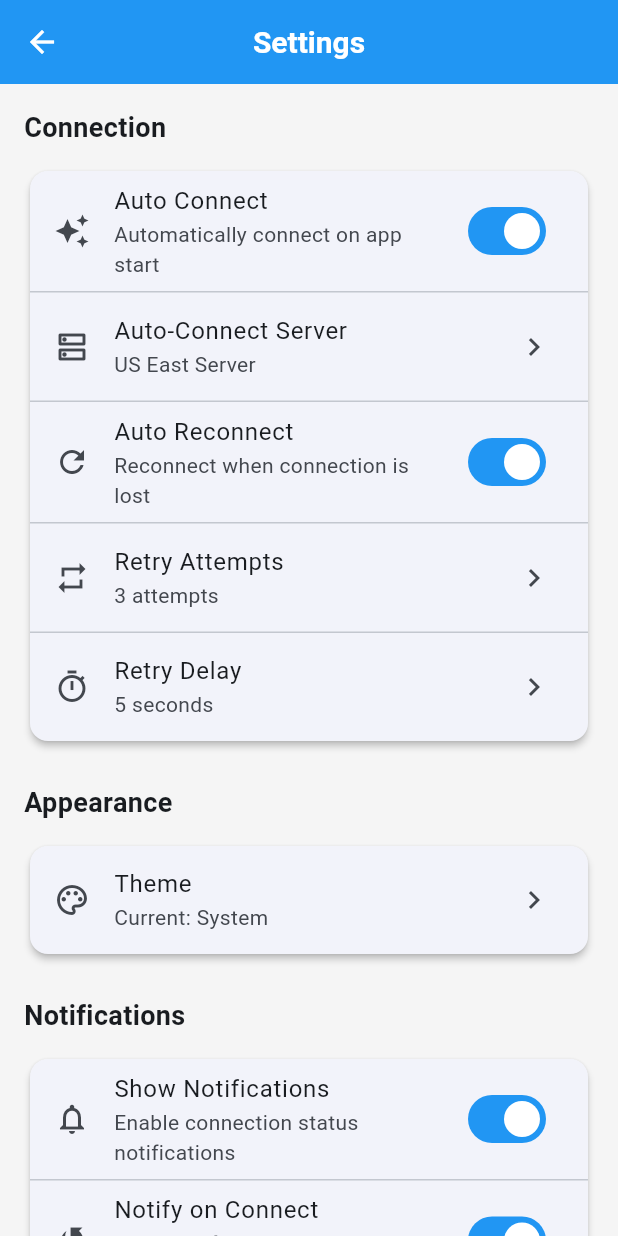
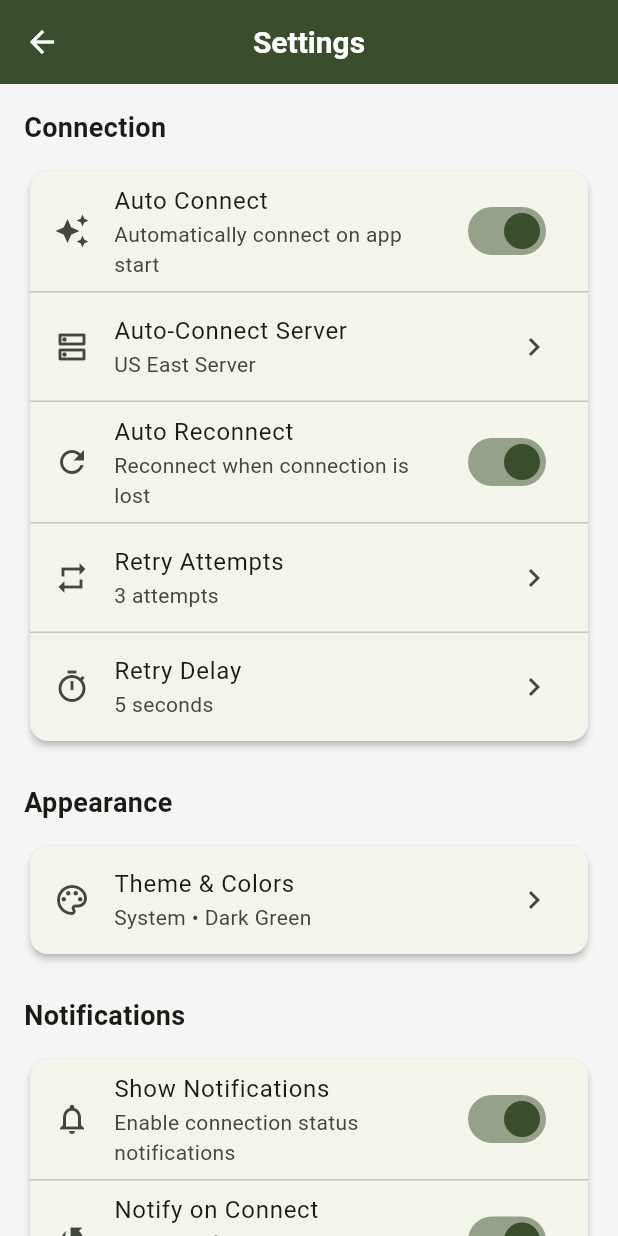
Before and after one commit to Ashrafty/tunnel-max, a Flutter app: the SettingsScreen screen opened directly, after a tap on "Auto Connect", on a phone screen of 412 x 824 dp. Run offline on Flutter 3.47's test engine with Material 3 defaults, Android fonts, the phone set to English and light mode, and no system bars; our stand-ins replace connectivity_plus, file_picker, fl_chart, flutter_riverpod, flutter_secure_storage, logger and 1 more; accounts and stored records are empty.

Commit message:
color options/theme changes

```diff
--- a/lib/models/user_preferences.dart
+++ b/lib/models/user_preferences.dart
@@ -1,5 +1,6 @@
 import 'package:flutter/material.dart';
 import 'package:json_annotation/json_annotation.dart';
+import '../ui/theme/app_theme.dart';
 
 part 'user_preferences.g.dart';
 
@@ -14,6 +15,9 @@
 
   /// Application theme mode
   final AppThemeMode themeMode;
+
+  /// Application theme color
+  final AppThemeColor themeColor;
 
   /// Show notifications for connection status changes
   final bool showNotifications;
@@ -37,6 +41,7 @@
     this.autoConnect = false,
     this.autoReconnect = true,
     this.themeMode = AppThemeMode.system,
+    this.themeColor = AppThemeColor.darkGreen,
     this.showNotifications = true,
     this.notifyOnConnect = true,
     this.notifyOnDisconnect = true,
@@ -50,6 +55,7 @@
     bool? autoConnect,
     bool? autoReconnect,
     AppThemeMode? themeMode,
+    AppThemeColor? themeColor,
     bool? showNotifications,
     bool? notifyOnConnect,
     bool? notifyOnDisconnect,
@@ -61,6 +67,7 @@
       autoConnect: autoConnect ?? this.autoConnect,
       autoReconnect: autoReconnect ?? this.autoReconnect,
       themeMode: themeMode ?? this.themeMode,
+      themeColor: themeColor ?? this.themeColor,
       showNotifications: showNotifications ?? this.showNotifications,
       notifyOnConnect: notifyOnConnect ?? this.notifyOnConnect,
       notifyOnDisconnect: notifyOnDisconnect ?? this.notifyOnDisconnect,
@@ -85,6 +92,7 @@
           autoConnect == other.autoConnect &&
           autoReconnect == other.autoReconnect &&
           themeMode == other.themeMode &&
+          themeColor == other.themeColor &&
           showNotifications == other.showNotifications &&
           notifyOnConnect == other.notifyOnConnect &&
           notifyOnDisconnect == other.notifyOnDisconnect &&
@@ -97,6 +105,7 @@
       autoConnect.hashCode ^
       autoReconnect.hashCode ^
       themeMode.hashCode ^
+      themeColor.hashCode ^
       showNotifications.hashCode ^
       notifyOnConnect.hashCode ^
       notifyOnDisconnect.hashCode ^
@@ -114,6 +123,8 @@
   @JsonValue('system')
   system,
 }
+
+
 
 /// Extension to convert AppThemeMode to Flutter ThemeMode
 extension AppThemeModeExtension on AppThemeMode {
--- a/lib/providers/preferences_provider.dart
+++ b/lib/providers/preferences_provider.dart
@@ -2,6 +2,7 @@
 import 'package:logger/logger.dart';
 import '../models/user_preferences.dart';
 import '../services/preferences_service.dart';
+import '../ui/theme/app_theme.dart';
 
 /// Provider for preferences service
 final preferencesServiceProvider = Provider<PreferencesService>((ref) {
@@ -45,6 +46,11 @@
   /// Updates theme mode setting
   Future<void> updateThemeMode(AppThemeMode themeMode) async {
     await _updatePreference((prefs, value) => prefs.copyWith(themeMode: value), themeMode);
+  }
+
+  /// Updates theme color setting
+  Future<void> updateThemeColor(AppThemeColor themeColor) async {
+    await _updatePreference((prefs, value) => prefs.copyWith(themeColor: value), themeColor);
   }
 
   /// Updates notification settings
--- a/lib/ui/app.dart
+++ b/lib/ui/app.dart
@@ -15,16 +15,16 @@
     return preferencesAsync.when(
       data: (preferences) => MaterialApp(
         title: 'TunnelMax VPN',
-        theme: AppTheme.lightTheme,
-        darkTheme: AppTheme.darkTheme,
+        theme: AppTheme.lightTheme(preferences.themeColor),
+        darkTheme: AppTheme.darkTheme(preferences.themeColor),
         themeMode: preferences.themeMode.toThemeMode,
         home: const MainNavigation(),
         debugShowCheckedModeBanner: false,
       ),
       loading: () => MaterialApp(
         title: 'TunnelMax VPN',
-        theme: AppTheme.lightTheme,
-        darkTheme: AppTheme.darkTheme,
+        theme: AppTheme.defaultLightTheme,
+        darkTheme: AppTheme.defaultDarkTheme,
         themeMode: ThemeMode.system,
         home: const Scaffold(
           body: Center(
@@ -35,8 +35,8 @@
       ),
       error: (error, stackTrace) => MaterialApp(
         title: 'TunnelMax VPN',
-        theme: AppTheme.lightTheme,
-        darkTheme: AppTheme.darkTheme,
+        theme: AppTheme.defaultLightTheme,
+        darkTheme: AppTheme.defaultDarkTheme,
         themeMode: ThemeMode.system,
         home: const MainNavigation(),
         debugShowCheckedModeBanner: false,
--- a/lib/ui/screens/about_screen.dart
+++ b/lib/ui/screens/about_screen.dart
@@ -134,7 +134,7 @@
                   title: const Text('Source Code'),
                   subtitle: const Text('View on GitHub'),
                   trailing: const Icon(Icons.open_in_new),
-                  onTap: () => _launchUrl('https://github.com/example/tunnel-max'),
+                  onTap: () => _launchUrl('https://github.com/Ashrafty/tunnel-max'),
                 ),
                 const Divider(height: 1),
                 ListTile(
@@ -142,14 +142,14 @@
                   title: const Text('Report Issue'),
                   subtitle: const Text('Report bugs or request features'),
                   trailing: const Icon(Icons.open_in_new),
-                  onTap: () => _launchUrl('https://github.com/example/tunnel-max/issues'),
+                  onTap: () => _launchUrl('https://github.com/Ashrafty/tunnel-max/issues'),
                 ),
                 const Divider(height: 1),
                 ListTile(
                   leading: const Icon(Icons.privacy_tip_outlined),
                   title: const Text('Privacy Policy'),
                   trailing: const Icon(Icons.open_in_new),
-                  onTap: () => _launchUrl('https://example.com/privacy'),
+                  onTap: () => _launchUrl('https://github.com/Ashrafty/tunnel-max'),
                 ),
               ],
             ),
--- a/lib/ui/screens/error_logs_screen.dart
+++ b/lib/ui/screens/error_logs_screen.dart
@@ -40,7 +40,7 @@
     return Scaffold(
       appBar: AppBar(
         title: const Text('Error Logs & Diagnostics'),
-        backgroundColor: AppTheme.primaryBlue,
+        backgroundColor: Theme.of(context).colorScheme.primary,
         foregroundColor: Colors.white,
         bottom: TabBar(
           controller: _tabController,
@@ -529,13 +529,13 @@
           Icon(
             Icons.check_circle_outline,
             size: 64,
-            color: AppTheme.accentGreen,
+            color: AppTheme.successGreen,
           ),
           const SizedBox(height: 16),
           Text(
             'No Errors Found',
             style: Theme.of(context).textTheme.titleLarge?.copyWith(
-              color: AppTheme.accentGreen,
+              color: AppTheme.successGreen,
             ),
           ),
           const SizedBox(height: 8),
--- a/lib/ui/screens/statistics_screen.dart
+++ b/lib/ui/screens/statistics_screen.dart
@@ -54,9 +54,6 @@
     return Scaffold(
       appBar: AppBar(
         title: const Text('Statistics'),
-        backgroundColor: AppTheme.primaryBlue,
-        foregroundColor: Colors.white,
-        elevation: 0,
         actions: [
           PopupMenuButton<String>(
             icon: const Icon(Icons.date_range),
@@ -214,7 +211,7 @@
       title,
       style: Theme.of(context).textTheme.titleLarge?.copyWith(
         fontWeight: FontWeight.bold,
-        color: AppTheme.primaryBlue,
+        color: Theme.of(context).colorScheme.primary,
       ),
     );
   }
@@ -253,14 +250,14 @@
               children: [
                 Icon(
                   Icons.wifi,
-                  color: AppTheme.accentGreen,
+                  color: Theme.of(context).colorScheme.secondary,
                   size: 24,
                 ),
                 const SizedBox(width: 8),
                 Text(
                   'Connected',
                   style: Theme.of(context).textTheme.titleMedium?.copyWith(
-                    color: AppTheme.accentGreen,
+                    color: Theme.of(context).colorScheme.secondary,
                     fontWeight: FontWeight.bold,
                   ),
                 ),
@@ -283,7 +280,7 @@
                     icon: Icons.download,
                     label: 'Downloaded',
                     value: stats.formattedBytesReceived,
-                    color: AppTheme.primaryBlue,
+                    color: Theme.of(context).colorScheme.primary,
                   ),
                 ),
                 const SizedBox(width: 16),
@@ -292,7 +289,7 @@
                     icon: Icons.upload,
                     label: 'Uploaded',
                     value: stats.formattedBytesSent,
-                    color: AppTheme.accentGreen,
+                    color: Theme.of(context).colorScheme.secondary,
                   ),
                 ),
               ],
@@ -307,7 +304,7 @@
                     icon: Icons.speed,
                     label: 'Download Speed',
                     value: stats.formattedDownloadSpeed,
-                    color: AppTheme.primaryBlue,
+                    color: Theme.of(context).colorScheme.primary,
                   ),
                 ),
                 const SizedBox(width: 16),
@@ -316,7 +313,7 @@
                     icon: Icons.speed,
                     label: 'Upload Speed',
                     value: stats.formattedUploadSpeed,
-                    color: AppTheme.accentGreen,
+                    color: Theme.of(context).colorScheme.secondary,
                   ),
                 ),
               ],
@@ -340,7 +337,7 @@
                     'Total Data',
                     summary.formattedTotalData,
                     Icons.data_usage,
-                    AppTheme.primaryBlue,
+                    Theme.of(context).colorScheme.primary,
                   ),
                 ),
                 Expanded(
@@ -348,7 +345,7 @@
                     'Connections',
                     '${summary.totalConnections}',
                     Icons.link,
-                    AppTheme.accentGreen,
+                    Theme.of(context).colorScheme.secondary,
                   ),
                 ),
               ],
@@ -363,7 +360,7 @@
                     'Success Rate',
                     '${summary.successRate.toStringAsFixed(1)}%',
                     Icons.check_circle,
-                    summary.successRate > 90 ? AppTheme.accentGreen : Colors.orange,
+                    summary.successRate > 90 ? AppTheme.successGreen : Colors.orange,
                   ),
                 ),
                 Expanded(
@@ -371,7 +368,7 @@
                     'Total Time',
                     _formatDuration(summary.totalConnectionTime),
                     Icons.timer,
-                    AppTheme.primaryBlue,
+                    Theme.of(context).colorScheme.primary,
                   ),
                 ),
               ],
@@ -457,12 +454,12 @@
                         return FlSpot(entry.key.toDouble(), entry.value.totalBytes.toDouble());
                       }).toList(),
                       isCurved: true,
-                      color: AppTheme.primaryBlue,
+                      color: Theme.of(context).colorScheme.primary,
                       barWidth: 3,
                       dotData: const FlDotData(show: false),
                       belowBarData: BarAreaData(
                         show: true,
-                        color: AppTheme.primaryBlue.withOpacity(0.1),
+                        color: Theme.of(context).colorScheme.primary.withOpacity(0.1),
                       ),
                     ),
                   ],
@@ -477,7 +474,7 @@
                   width: 12,
                   height: 12,
                   decoration: BoxDecoration(
-                    color: AppTheme.primaryBlue,
+                    color: Theme.of(context).colorScheme.primary,
                     shape: BoxShape.circle,
                   ),
                 ),
@@ -551,7 +548,7 @@
                       barRods: [
                         BarChartRodData(
                           toY: entry.value.connectionTime.inSeconds.toDouble(),
-                          color: AppTheme.accentGreen,
+                          color: Theme.of(context).colorScheme.secondary,
                           width: 16,
                           borderRadius: const BorderRadius.vertical(top: Radius.circular(4)),
                         ),
@@ -569,7 +566,7 @@
                   width: 12,
                   height: 12,
                   decoration: BoxDecoration(
-                    color: AppTheme.accentGreen,
+                    color: Theme.of(context).colorScheme.secondary,
                     shape: BoxShape.circle,
                   ),
                 ),
@@ -647,7 +644,7 @@
             ? Container(
                 padding: const EdgeInsets.symmetric(horizontal: 8, vertical: 4),
                 decoration: BoxDecoration(
-                  color: AppTheme.accentGreen,
+                  color: AppTheme.successGreen,
                   borderRadius: BorderRadius.circular(12),
                 ),
                 child: const Text(
--- a/lib/ui/theme/app_theme.dart
+++ b/lib/ui/theme/app_theme.dart
@@ -1,40 +1,132 @@
 import 'package:flutter/material.dart';
+import 'package:json_annotation/json_annotation.dart';
+
+/// Available theme colors for the application
+enum AppThemeColor {
+  @JsonValue('darkGreen')
+  darkGreen,
+  @JsonValue('blue')
+  blue,
+  @JsonValue('purple')
+  purple,
+  @JsonValue('orange')
+  orange,
+  @JsonValue('red')
+  red,
+  @JsonValue('teal')
+  teal,
+}
+
+/// Extension to get color scheme data for each theme color
+extension AppThemeColorExtension on AppThemeColor {
+  String get displayName {
+    switch (this) {
+      case AppThemeColor.darkGreen:
+        return 'Dark Green';
+      case AppThemeColor.blue:
+        return 'Blue';
+      case AppThemeColor.purple:
+        return 'Purple';
+      case AppThemeColor.orange:
+        return 'Orange';
+      case AppThemeColor.red:
+        return 'Red';
+      case AppThemeColor.teal:
+        return 'Teal';
+    }
+  }
+
+  Color get primaryColor {
+    switch (this) {
+      case AppThemeColor.darkGreen:
+        return const Color(0xFF3A4D2D);
+      case AppThemeColor.blue:
+        return const Color(0xFF2196F3);
+      case AppThemeColor.purple:
+        return const Color(0xFF9C27B0);
+      case AppThemeColor.orange:
+        return const Color(0xFFFF9800);
+      case AppThemeColor.red:
+        return const Color(0xFFF44336);
+      case AppThemeColor.teal:
+        return const Color(0xFF009688);
+    }
+  }
+
+  Color get primaryDarkColor {
+    switch (this) {
+      case AppThemeColor.darkGreen:
+        return const Color(0xFF2D3A21);
+      case AppThemeColor.blue:
+        return const Color(0xFF1976D2);
+      case AppThemeColor.purple:
+        return const Color(0xFF7B1FA2);
+      case AppThemeColor.orange:
+        return const Color(0xFFF57C00);
+      case AppThemeColor.red:
+        return const Color(0xFFD32F2F);
+      case AppThemeColor.teal:
+        return const Color(0xFF00796B);
+    }
+  }
+
+  Color get accentColor {
+    switch (this) {
+      case AppThemeColor.darkGreen:
+        return const Color(0xFF4CAF50);
+      case AppThemeColor.blue:
+        return const Color(0xFF4CAF50);
+      case AppThemeColor.purple:
+        return const Color(0xFFE91E63);
+      case AppThemeColor.orange:
+        return const Color(0xFF4CAF50);
+      case AppThemeColor.red:
+        return const Color(0xFFFF9800);
+      case AppThemeColor.teal:
+        return const Color(0xFF4CAF50);
+    }
+  }
+}
 
 class AppTheme {
-  // VPN Client Brand Colors
-  static const Color primaryBlue = Color(0xFF2196F3);
-  static const Color primaryDark = Color(0xFF1976D2);
-  static const Color accentGreen = Color(0xFF4CAF50);
+  // Common colors
   static const Color warningOrange = Color(0xFFFF9800);
   static const Color errorRed = Color(0xFFF44336);
+  static const Color successGreen = Color(0xFF4CAF50);
   static const Color surfaceLight = Color(0xFFF5F5F5);
   static const Color surfaceDark = Color(0xFF121212);
 
-  static ThemeData get lightTheme {
+  // Additional theme colors used throughout the app
+  static const Color primaryBlue = Color(0xFF2196F3);
+  static const Color accentGreen = Color(0xFF4CAF50);
+
+  /// Creates a light theme with the specified color scheme
+  static ThemeData lightTheme(AppThemeColor themeColor) {
+    final colors = themeColor;
     return ThemeData(
       useMaterial3: true,
       colorScheme: ColorScheme.fromSeed(
-        seedColor: primaryBlue,
+        seedColor: colors.primaryColor,
         brightness: Brightness.light,
-        primary: primaryBlue,
-        secondary: accentGreen,
+        primary: colors.primaryColor,
+        secondary: colors.accentColor,
         error: errorRed,
         surface: surfaceLight,
       ),
-      appBarTheme: const AppBarTheme(
+      appBarTheme: AppBarTheme(
         centerTitle: true,
         elevation: 0,
-        backgroundColor: primaryBlue,
+        backgroundColor: colors.primaryColor,
         foregroundColor: Colors.white,
-        titleTextStyle: TextStyle(
+        titleTextStyle: const TextStyle(
           fontSize: 20,
           fontWeight: FontWeight.w600,
           color: Colors.white,
         ),
       ),
-      bottomNavigationBarTheme: const BottomNavigationBarThemeData(
+      bottomNavigationBarTheme: BottomNavigationBarThemeData(
         type: BottomNavigationBarType.fixed,
-        selectedItemColor: primaryBlue,
+        selectedItemColor: colors.primaryColor,
         unselectedItemColor: Colors.grey,
         backgroundColor: Colors.white,
         elevation: 8,
@@ -47,7 +139,7 @@
       ),
       elevatedButtonTheme: ElevatedButtonThemeData(
         style: ElevatedButton.styleFrom(
-          backgroundColor: primaryBlue,
+          backgroundColor: colors.primaryColor,
           foregroundColor: Colors.white,
           shape: RoundedRectangleBorder(
             borderRadius: BorderRadius.circular(8),
@@ -55,38 +147,57 @@
           padding: const EdgeInsets.symmetric(horizontal: 24, vertical: 12),
         ),
       ),
-      floatingActionButtonTheme: const FloatingActionButtonThemeData(
-        backgroundColor: accentGreen,
+      floatingActionButtonTheme: FloatingActionButtonThemeData(
+        backgroundColor: colors.accentColor,
         foregroundColor: Colors.white,
+      ),
+      progressIndicatorTheme: ProgressIndicatorThemeData(
+        color: colors.primaryColor,
+      ),
+      switchTheme: SwitchThemeData(
+        thumbColor: WidgetStateProperty.resolveWith((states) {
+          if (states.contains(WidgetState.selected)) {
+            return colors.primaryColor;
+          }
+          return null;
+        }),
+        trackColor: WidgetStateProperty.resolveWith((states) {
+          if (states.contains(WidgetState.selected)) {
+            return colors.primaryColor.withOpacity(0.5);
+          }
+          return null;
+        }),
       ),
     );
   }
 
-  static ThemeData get darkTheme {
+  /// Creates a dark theme with the specified color scheme
+  static ThemeData darkTheme(AppThemeColor themeColor) {
+    final colors = themeColor;
     return ThemeData(
       useMaterial3: true,
       colorScheme: ColorScheme.fromSeed(
-        seedColor: primaryBlue,
+        seedColor: colors.primaryColor,
         brightness: Brightness.dark,
-        primary: primaryBlue,
-        secondary: accentGreen,
+        primary: colors.primaryColor,
+        secondary: colors.accentColor,
         error: errorRed,
         surface: surfaceDark,
       ),
-      appBarTheme: const AppBarTheme(
+      appBarTheme: AppBarTheme(
         centerTitle: true,
         elevation: 0,
-        backgroundColor: surfaceDark,
+        backgroundColor: colors.primaryDarkColor,
         foregroundColor: Colors.white,
-        titleTextStyle: TextStyle(
+        titleTextStyle: const TextStyle(
           fontSize: 20,
           fontWeight: FontWeight.w600,
           color: Colors.white,
         ),
       ),
-      bottomNavigationBarTheme: const BottomNavigationBarThemeData(
+      bottomNavigationBarTheme: BottomNavigationBarThemeData(
         type: BottomNavigationBarType.fixed,
-        selectedItemColor: primaryBlue,
+        selectedItemColor: colors.primaryColor,
         unselectedItemColor: Colors.grey,
         backgroundColor: surfaceDark,
         elevation: 8,
@@ -100,7 +211,7 @@
       ),
       elevatedButtonTheme: ElevatedButtonThemeData(
         style: ElevatedButton.styleFrom(
-          backgroundColor: primaryBlue,
+          backgroundColor: colors.primaryColor,
           foregroundColor: Colors.white,
           shape: RoundedRectangleBorder(
             borderRadius: BorderRadius.circular(8),
@@ -108,10 +219,33 @@
           padding: const EdgeInsets.symmetric(horizontal: 24, vertical: 12),
         ),
       ),
-      floatingActionButtonTheme: const FloatingActionButtonThemeData(
-        backgroundColor: accentGreen,
+      floatingActionButtonTheme: FloatingActionButtonThemeData(
+        backgroundColor: colors.accentColor,
         foregroundColor: Colors.white,
+      ),
+      progressIndicatorTheme: ProgressIndicatorThemeData(
+        color: colors.primaryColor,
+      ),
+      switchTheme: SwitchThemeData(
+        thumbColor: WidgetStateProperty.resolveWith((states) {
+          if (states.contains(WidgetState.selected)) {
+            return colors.primaryColor;
+          }
+          return null;
+        }),
+        trackColor: WidgetStateProperty.resolveWith((states) {
+          if (states.contains(WidgetState.selected)) {
+            return colors.primaryColor.withOpacity(0.5);
+          }
+          return null;
+        }),
       ),
     );
   }
+
+  /// Default light theme (Dark Green)
+  static ThemeData get defaultLightTheme => lightTheme(AppThemeColor.darkGreen);
+
+  /// Default dark theme (Dark Green)
+  static ThemeData get defaultDarkTheme => darkTheme(AppThemeColor.darkGreen);
 }
```
Also changed, not shown: lib/ui/screens/settings_screen.dart (+14 -33 lines), lib/ui/screens/theme_selection_screen.dart (added, +298 -0 lines), lib/ui/widgets/connection_status_widget.dart (+6 -6 lines), lib/models/user_preferences.g.dart, 2 other files.
